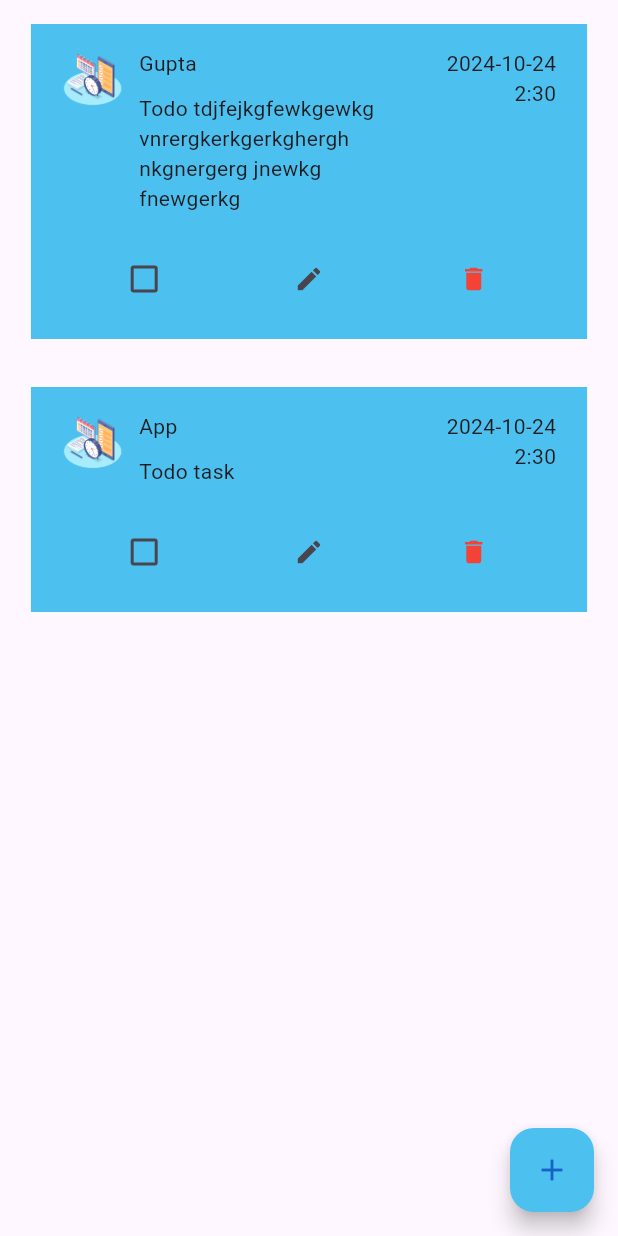
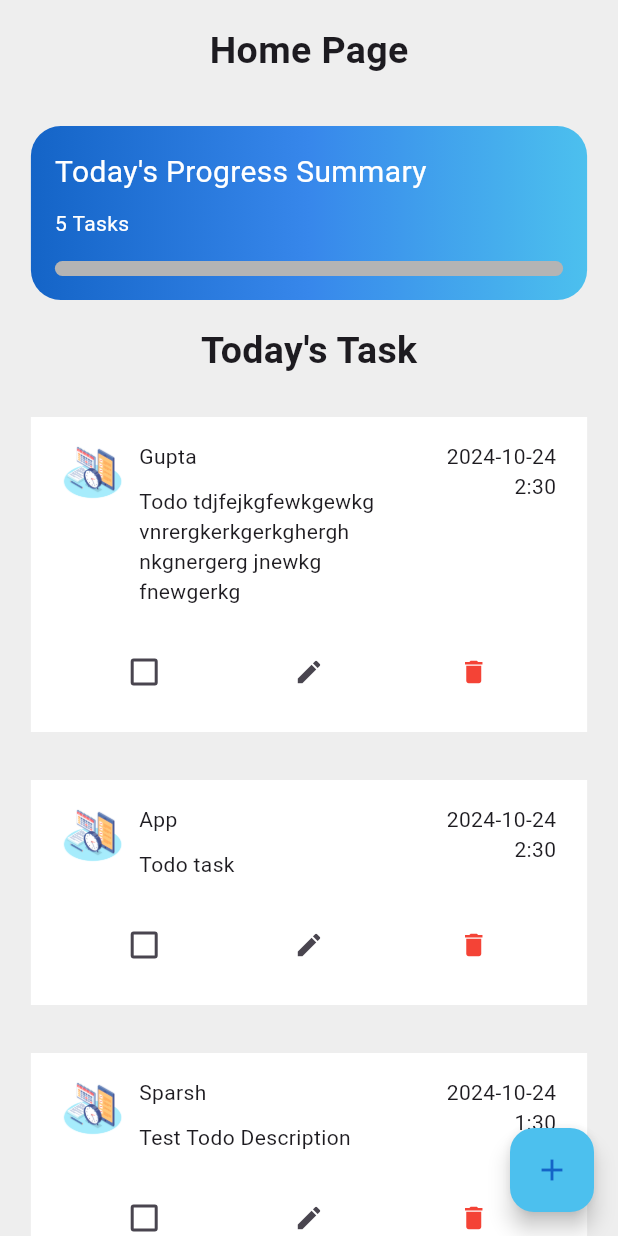
Before and after one commit to CSI-Trainee-2024/Task_4_Sparsh_2311143, a Flutter app: the HomePage screen opened directly, after a tap on the "delete" icon, on a phone screen of 412 x 824 dp. Run offline on Flutter 3.47's test engine with Material 3 defaults, Android fonts, the light colour scheme and no system bars.

Commit message:
progress bar included

```diff
--- a/lib/constants/colors.dart
+++ b/lib/constants/colors.dart
@@ -4,5 +4,6 @@ const darkBlueColor = Color(0xff1464c7);
 const lightBlueColor = Color(0xff4cc0ee);
 const blueColor = Color(0xff3787eb);
 const whiteColor = Colors.white;
-const greyColor = Color(0xffb4b4b4);
+const borderColor = Color(0xffb4b4b4);
 const blackcolor = Colors.black;
+const backgroundColor = Color(0xffeeeeee);
--- a/lib/main.dart
+++ b/lib/main.dart
@@ -1,6 +1,7 @@
 import 'package:flutter/material.dart';
 import 'package:flutter/services.dart';
 import 'package:todo_app/constants/size.dart';
+import 'package:todo_app/pages/home_page.dart';
 import 'package:todo_app/splash.dart';
 
 void main() {
@@ -29,7 +30,7 @@ class MyApp extends StatelessWidget {
       },
       child: const MaterialApp(
         debugShowCheckedModeBanner: false,
-        home: SplashScreen(),
+        home: HomePage(),
       ),
     );
   }
--- a/lib/pages/add_todo.dart
+++ b/lib/pages/add_todo.dart
@@ -110,7 +110,7 @@ class _HomepageState extends State<AddTodo> {
                     decoration: InputDecoration(
                       enabledBorder: OutlineInputBorder(
                         borderRadius: BorderRadius.circular(10.0),
-                        borderSide: BorderSide(color: greyColor),
+                        borderSide: BorderSide(color: borderColor),
                       ),
                       focusedBorder: OutlineInputBorder(
                         borderSide: BorderSide(color: darkBlueColor),
@@ -153,7 +153,7 @@ class _HomepageState extends State<AddTodo> {
                       decoration: InputDecoration(
                         enabledBorder: OutlineInputBorder(
                           borderRadius: BorderRadius.circular(10.0),
-                          borderSide: BorderSide(color: greyColor),
+                          borderSide: BorderSide(color: borderColor),
                         ),
                         focusedBorder: OutlineInputBorder(
                           borderSide: BorderSide(color: darkBlueColor),
@@ -192,7 +192,7 @@ class _HomepageState extends State<AddTodo> {
                       suffixIcon: Icon(Icons.calendar_today),
                       enabledBorder: OutlineInputBorder(
                         borderRadius: BorderRadius.circular(10.0),
-                        borderSide: BorderSide(color: greyColor),
+                        borderSide: BorderSide(color: borderColor),
                       ),
                       focusedBorder: OutlineInputBorder(
                         borderSide: BorderSide(color: darkBlueColor),
@@ -235,7 +235,7 @@ class _HomepageState extends State<AddTodo> {
                         suffixIcon: Icon(Icons.timer_sharp),
                         enabledBorder: OutlineInputBorder(
                           borderRadius: BorderRadius.circular(10.0),
-                          borderSide: BorderSide(color: greyColor),
+                          borderSide: BorderSide(color: borderColor),
                         ),
                         focusedBorder: OutlineInputBorder(
                           borderSide: BorderSide(color: darkBlueColor),
--- a/lib/pages/home_page.dart
+++ b/lib/pages/home_page.dart
@@ -30,14 +30,86 @@ class _HomePageState extends State<HomePage> {
         title: "App",
         description: "Todo task",
         date: '2024-10-24',
+        time: '2:30'),
+        Todo(
+        title: "Sparsh",
+        description: "Test Todo Description",
+        date: '2024-10-24',
+        time: '1:30'),
+    Todo(
+        title: "Gupta",
+        description:
+            "Todo tdjfejkgfewkgewkg vnrergkerkgerkghergh nkgnergerg jnewkg fnewgerkg ",
+        date: '2024-10-24',
+        time: '2:30'),
+    Todo(
+        title: "App",
+        description: "Todo task",
+        date: '2024-10-24',
         time: '2:30')
   ];
+
+  double _getCompletedTodosValue() {
+    int numberOfCompletedTodos = 0;
+    for (int i = 0; i < todos.length; i++) {
+      if (todos[i].isCompleted!) {
+        numberOfCompletedTodos++;
+      }
+    }
+    return (numberOfCompletedTodos / todos.length);
+  }
 
   @override
   Widget build(BuildContext context) {
     return SafeArea(
         child: Scaffold(
-            body: ListView.builder(
+            backgroundColor: backgroundColor,
+            body: Column(
+              children: [
+                Padding(
+                  padding: const EdgeInsets.all(16),
+                  child: Text(
+                    "Home Page",
+                    style: TextStyle(fontSize: 25, fontWeight: FontWeight.bold),
+                  ),
+                ),
+                Container(
+                  margin: EdgeInsets.symmetric(
+                      horizontal: screenWidth * 0.05, vertical: 16),
+                  padding: EdgeInsets.all(16),
+                  decoration: BoxDecoration(
+                    borderRadius: BorderRadius.circular(20),
+                    gradient: LinearGradient(
+                      begin: Alignment.centerLeft,
+                      end: Alignment.centerRight,
+                      colors: const [darkBlueColor, blueColor, lightBlueColor],
+                    ),
+                  ),
+                  child: Column(
+                    crossAxisAlignment: CrossAxisAlignment.start,
+                    children: [
+                      Text("Today's Progress Summary",
+                          style: TextStyle(fontSize: 20, color: whiteColor)),
+                      SizedBox(height: 10),
+                      Text("${todos.length.toString()} Tasks",
+                          style: TextStyle(fontSize: 14, color: whiteColor)),
+                      SizedBox(height: 15),
+                      LinearProgressIndicator(
+                        value: _getCompletedTodosValue(),
+                        backgroundColor: borderColor,
+                        color: whiteColor,
+                        minHeight: 10.0,
+                        borderRadius: BorderRadius.circular(10),
+                      ),
+                    ],
+                  ),
+                ),
+
+                Text("Today's Task",
+                    style: TextStyle(fontSize: 25, fontWeight: FontWeight.bold),),
+                SizedBox(height: 10),
+                Expanded(
+                  child: ListView.builder(
                       itemCount: todos.length,
                       itemBuilder: (context, index) {
                         return Container(
@@ -45,7 +117,7 @@ class _HomePageState extends State<HomePage> {
                               horizontal: screenWidth * 0.05, vertical: 16),
                           padding: EdgeInsets.symmetric(
                               horizontal: screenWidth * 0.05, vertical: 16),
-                    color: lightBlueColor,
+                          color: whiteColor,
                           child: Column(
                             children: [
                               Row(
@@ -62,7 +134,8 @@ class _HomePageState extends State<HomePage> {
                                   Container(
                                     width: screenWidth * 0.45,
                                     child: Column(
-                                crossAxisAlignment: CrossAxisAlignment.start,
+                                      crossAxisAlignment:
+                                          CrossAxisAlignment.start,
                                       children: [
                                         Text(
                                           todos[index].title!,
@@ -78,7 +151,6 @@ class _HomePageState extends State<HomePage> {
                                     width: screenWidth * 0.025,
                                   ),
                                   Container(
-
                                     width: screenWidth * 0.2,
                                     child: Column(
                                       crossAxisAlignment: CrossAxisAlignment.end,
@@ -130,6 +202,9 @@ class _HomePageState extends State<HomePage> {
                           ),
                         );
                       }),
+                ),
+              ],
+            ),
             floatingActionButton: FloatingActionButton(
               child: Icon(
                 Icons.add,
```
Lines whose indentation alone changed are shown as unchanged.
